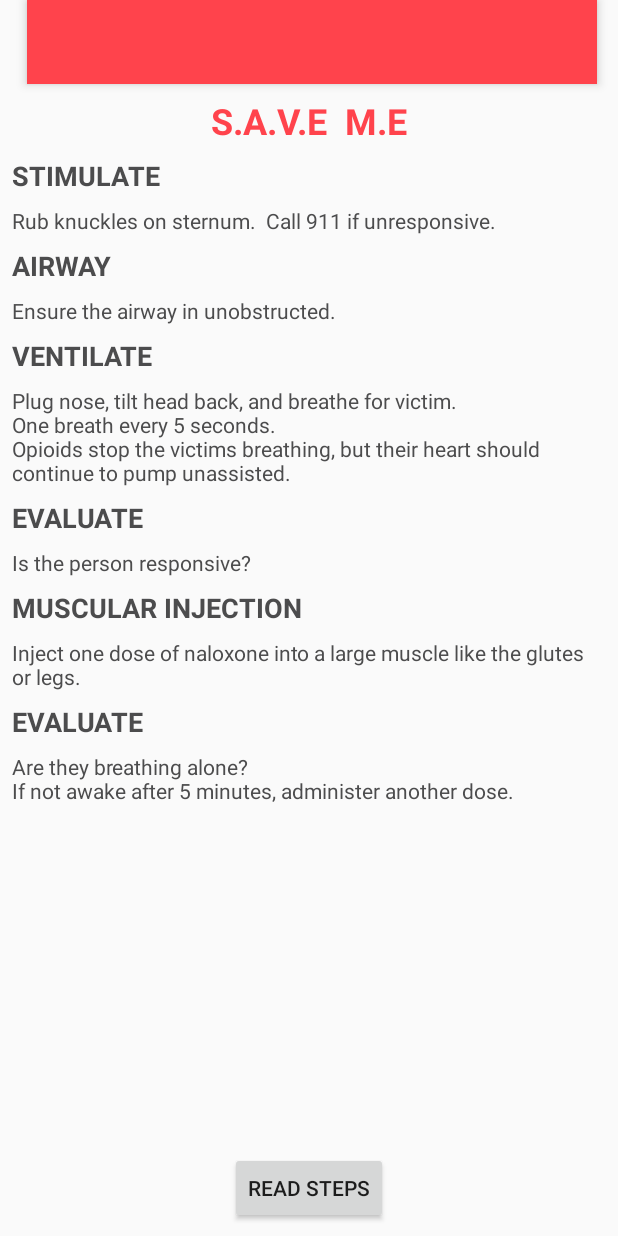
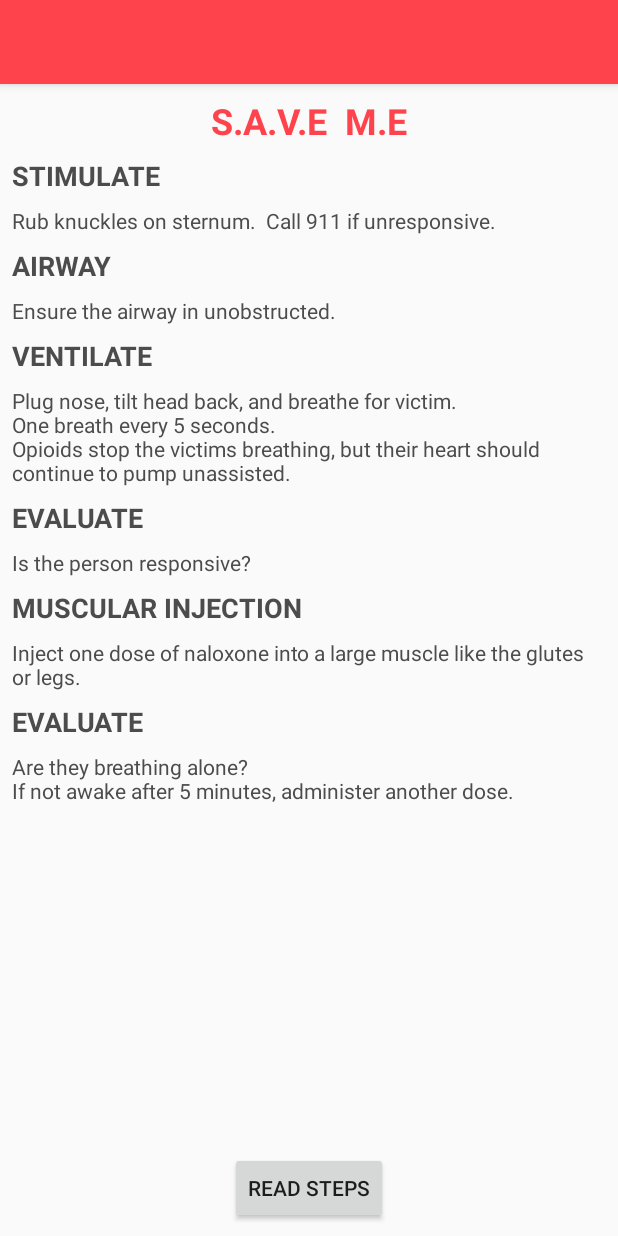
Before and after one commit to Antidose/Android, an Android app: the InformationActivity screen opened directly, with no data from a screen before it, on a phone screen of 412 x 824 dp. Run offline under Robolectric (Android 15) with nearby library versions, the phone set to English and light mode, and no system bars.

Commit message:
Fixed help back issue, code cleanup

```diff
--- a/app/src/main/java/antidose/antidose/HelpActivity.java
+++ b/app/src/main/java/antidose/antidose/HelpActivity.java
@@ -242,6 +242,9 @@ public class HelpActivity extends AppCompatActivity implements cancelSearchFragm
         dialog.show(getSupportFragmentManager(), "cancelSearchFragment");
     }
 
+    @Override
+    public void onBackPressed() {
+    }
 
     @Override
     public void onDialogPositiveClickCancel(DialogFragment dialog) {
--- a/app/src/main/java/antidose/antidose/MainActivity.java
+++ b/app/src/main/java/antidose/antidose/MainActivity.java
@@ -235,6 +235,7 @@ public class MainActivity extends AppCompatActivity implements LocationListener,
     }
 
     public void makeAPICall(String IMEI, Location location){
+        final String theIMEI = IMEI;
         Gson gson = new GsonBuilder()
                 .setLenient()
                 .create();
--- a/app/src/main/res/layout/activity_information.xml
+++ b/app/src/main/res/layout/activity_information.xml
@@ -6,18 +6,19 @@
     android:layout_height="match_parent"
     tools:context="antidose.antidose.InformationActivity">
 
+
     <android.support.v7.widget.Toolbar
         android:id="@+id/my_toolbar"
-        android:layout_width="380dp"
+        android:layout_width="0dp"
         android:layout_height="56dp"
-        android:background="?attr/colorPrimary"
+        android:background="@color/colorPrimary"
         android:elevation="4dp"
-        app:theme="@style/ThemeOverlay.AppCompat.Dark.ActionBar"
+        app:layout_constraintHorizontal_bias="0.476"
+        app:layout_constraintLeft_toLeftOf="parent"
+        app:layout_constraintRight_toRightOf="parent"
+        app:layout_constraintTop_toTopOf="parent"
         app:popupTheme="@style/ThemeOverlay.AppCompat.Light"
-        app:layout_constraintRight_toRightOf="parent"
-        app:layout_constraintLeft_toLeftOf="parent"
-        app:layout_constraintTop_toTopOf="parent"
-        app:layout_constraintHorizontal_bias="0.555" />
+        app:theme="@style/ThemeOverlay.AppCompat.Dark.ActionBar" />
 
     <Button
         android:id="@+id/readSteps"
```
Lines whose indentation alone changed are shown as unchanged.
